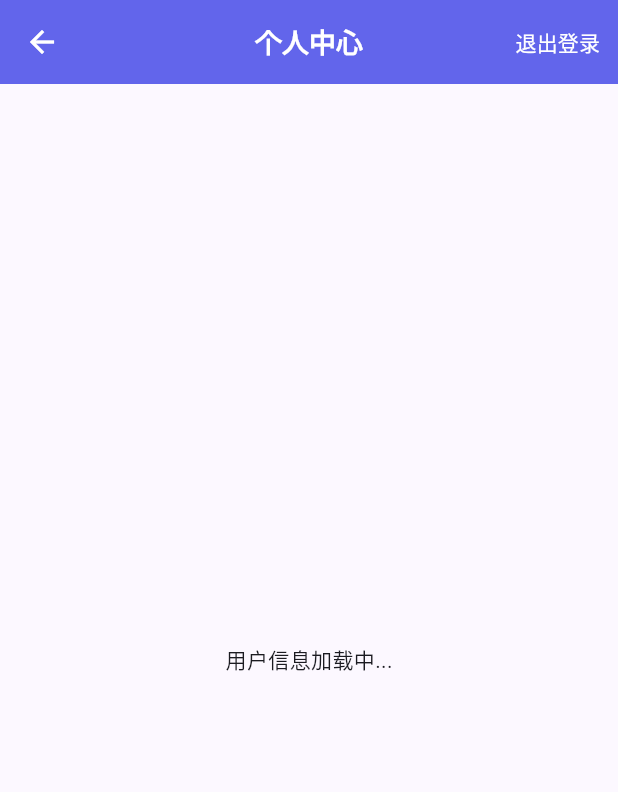
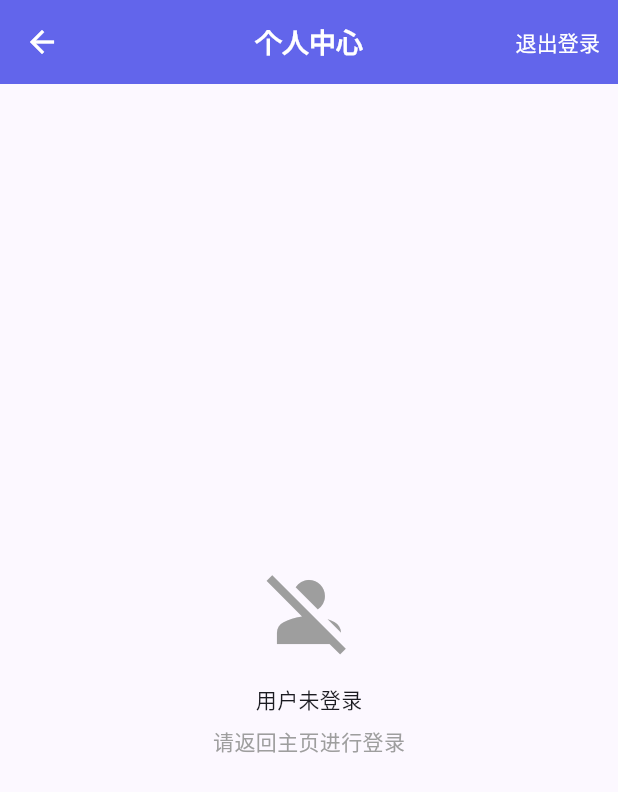
Before and after one commit to StormGpz/ThunderTrack-Mini-App, a Flutter app: the ProfilePage screen opened directly, on a phone screen of 412 x 824 dp. Shown: the top 792 px of the screen. Run offline on Flutter 3.47's test engine with Material 3 defaults, Android fonts, the phone set to English and light mode, and no system bars; our stand-ins replace dio, shared_preferences; missing offline and left inert: dart:js; accounts and stored records are empty; generated files the repository leaves out were written again; statements that could not run were skipped.

Commit message:
测试登录 个人中心

```diff
--- a/lib/pages/profile_page.dart
+++ b/lib/pages/profile_page.dart
@@ -35,9 +35,41 @@ class ProfilePage extends StatelessWidget {
         builder: (context, userProvider, child) {
           final user = userProvider.currentUser;
 
+          // 调试信息
+          print('🔍 个人中心调试:');
+          print('   已认证: ${userProvider.isAuthenticated}');
+          print('   用户对象: ${user != null ? "存在" : "null"}');
+          if (user != null) {
+            print('   用户名: ${user.username}');
+            print('   显示名: ${user.displayName}');
+            print('   FID: ${user.fid}');
+          }
+
+          if (!userProvider.isAuthenticated) {
+            return const Center(
+              child: Column(
+                mainAxisAlignment: MainAxisAlignment.center,
+                children: [
+                  Icon(Icons.person_off, size: 64, color: Colors.grey),
+                  SizedBox(height: 16),
+                  Text('用户未登录'),
+                  SizedBox(height: 8),
+                  Text('请返回主页进行登录', style: TextStyle(color: Colors.grey)),
+                ],
+              ),
+            );
+          }
+
           if (user == null) {
             return const Center(
-              child: Text('用户信息加载中...'),
+              child: Column(
+                mainAxisAlignment: MainAxisAlignment.center,
+                children: [
+                  CircularProgressIndicator(),
+                  SizedBox(height: 16),
+                  Text('用户信息加载中...'),
+                ],
+              ),
             );
           }
 
```
Also changed, not shown: lib/providers/user_provider.dart (+17 -2 lines).
